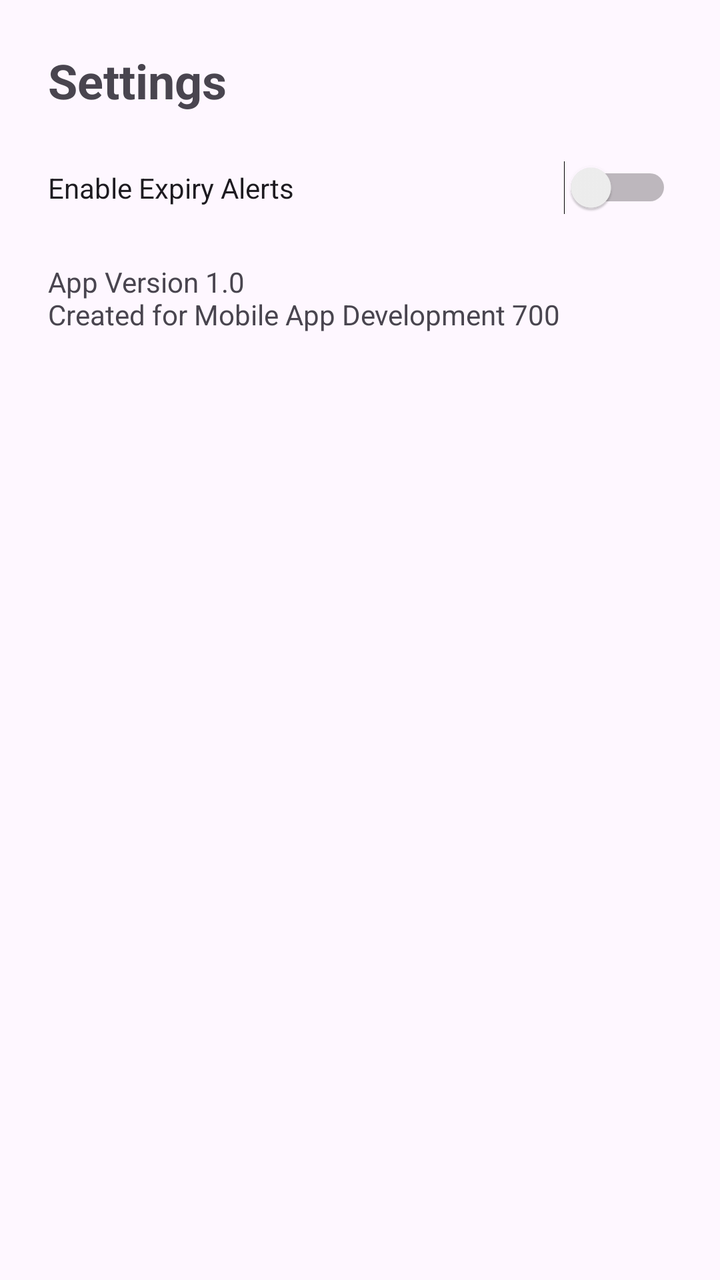
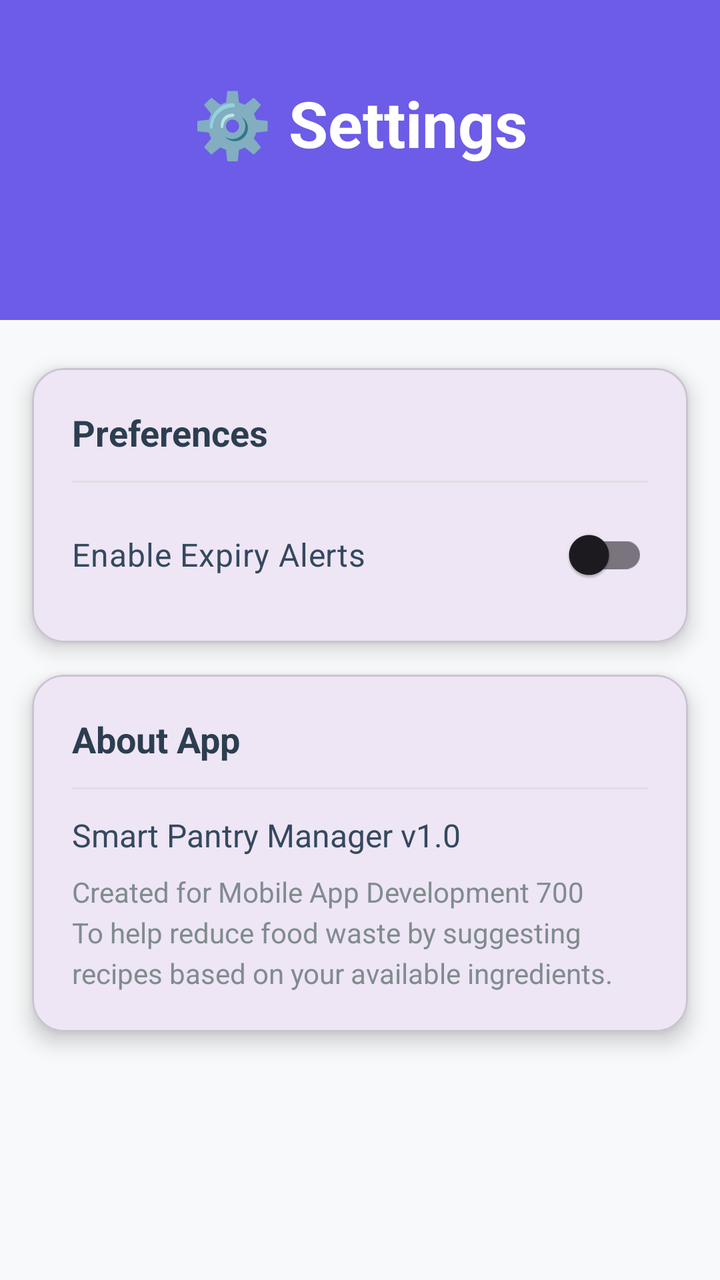

Two renders of the same Android screen: before a commit and after it. Below are the layout's source before the change and the commit's diff.
<!-- AndroidManifest.xml: application theme Theme.SmartPantryManager -->
<!-- res/layout/fragment_settings.xml -->
<?xml version="1.0" encoding="utf-8"?>
<LinearLayout xmlns:android="http://schemas.android.com/apk/res/android"
    android:layout_width="match_parent"
    android:layout_height="match_parent"
    android:orientation="vertical"
    android:padding="24dp">

    <TextView
        android:layout_width="wrap_content"
        android:layout_height="wrap_content"
        android:text="Settings"
        android:textSize="24sp"
        android:textStyle="bold" />

    <Switch
        android:id="@+id/switchExpiry"
        android:layout_width="match_parent"
        android:layout_height="wrap_content"
        android:layout_marginTop="24dp"
        android:text="Enable Expiry Alerts" />

    <TextView
        android:layout_width="match_parent"
        android:layout_height="wrap_content"
        android:layout_marginTop="24dp"
        android:text="App Version 1.0\nCreated for Mobile App Development 700"
        android:textSize="14sp" />

</LinearLayout>
<!-- resources referenced by this layout -->
<resources>
  <style name="Theme.SmartPantryManager" parent="Base.Theme.SmartPantryManager" />
  <style name="Base.Theme.SmartPantryManager" parent="Theme.Material3.DayNight.NoActionBar">
          
          
      </style>
</resources>

<!-- the commit's change to res/layout/fragment_settings.xml (unified diff, before → after) -->
@@ -1,29 +1,120 @@
 <?xml version="1.0" encoding="utf-8"?>
-<LinearLayout xmlns:android="http://schemas.android.com/apk/res/android"
+<androidx.constraintlayout.widget.ConstraintLayout xmlns:android="http://schemas.android.com/apk/res/android"
+    xmlns:app="http://schemas.android.com/apk/res-auto"
     android:layout_width="match_parent"
     android:layout_height="match_parent"
-    android:orientation="vertical"
-    android:padding="24dp">
+    android:background="#F8F9FA">
+
+    
+    <View
+        android:id="@+id/headerBg"
+        android:layout_width="match_parent"
+        android:layout_height="160dp"
+        android:background="#6C5CE7"
+        app:layout_constraintTop_toTopOf="parent" />
 
     <TextView
+        android:id="@+id/tvSettingsTitle"
         android:layout_width="wrap_content"
         android:layout_height="wrap_content"
-        android:text="Settings"
-        android:textSize="24sp"
-        android:textStyle="bold" />
+        android:text="⚙️ Settings"
+        android:textColor="#FFFFFF"
+        android:textSize="32sp"
+        android:textStyle="bold"
+        android:layout_marginTop="40dp"
+        app:layout_constraintEnd_toEndOf="parent"
+        app:layout_constraintStart_toStartOf="parent"
+        app:layout_constraintTop_toTopOf="parent" />
 
-    <Switch
-        android:id="@+id/switchExpiry"
+    
+    <com.google.android.material.card.MaterialCardView
+        android:id="@+id/cardPreferences"
         android:layout_width="match_parent"
         android:layout_height="wrap_content"
+        android:layout_marginHorizontal="16dp"
         android:layout_marginTop="24dp"
-        android:text="Enable Expiry Alerts" />
+        app:cardCornerRadius="16dp"
+        app:cardElevation="6dp"
+        app:layout_constraintTop_toBottomOf="@id/headerBg">
 
-    <TextView
+        <LinearLayout
+            android:layout_width="match_parent"
+            android:layout_height="wrap_content"
+            android:orientation="vertical"
+            android:padding="20dp">
+
+            <TextView
+                android:layout_width="wrap_content"
+                android:layout_height="wrap_content"
+                android:text="Preferences"
+                android:textColor="#2C3E50"
+                android:textSize="18sp"
+                android:textStyle="bold" />
+
+            <View
+                android:layout_width="match_parent"
+                android:layout_height="1dp"
+                android:background="#E0E0E0"
+                android:layout_marginVertical="12dp" />
+
+            <com.google.android.material.switchmaterial.SwitchMaterial
+                android:id="@+id/switchExpiry"
+                android:layout_width="match_parent"
+                android:layout_height="wrap_content"
+                android:text="Enable Expiry Alerts"
+                android:textColor="#34495E"
+                android:textSize="16sp" />
+
+        </LinearLayout>
+    </com.google.android.material.card.MaterialCardView>
+
+    
+    <com.google.android.material.card.MaterialCardView
         android:layout_width="match_parent"
         android:layout_height="wrap_content"
-        android:layout_marginTop="24dp"
-        android:text="App Version 1.0\nCreated for Mobile App Development 700"
-        android:textSize="14sp" />
+        android:layout_marginHorizontal="16dp"
+        android:layout_marginTop="16dp"
+        app:cardCornerRadius="16dp"
+        app:cardElevation="6dp"
+        app:layout_constraintTop_toBottomOf="@id/cardPreferences">
 
-</LinearLayout>
+        <LinearLayout
+            android:layout_width="match_parent"
+            android:layout_height="wrap_content"
+            android:orientation="vertical"
+            android:padding="20dp">
+
+            <TextView
+                android:layout_width="wrap_content"
+                android:layout_height="wrap_content"
+                android:text="About App"
+                android:textColor="#2C3E50"
+                android:textSize="18sp"
+                android:textStyle="bold" />
+
+            <View
+                android:layout_width="match_parent"
+                android:layout_height="1dp"
+                android:background="#E0E0E0"
+                android:layout_marginVertical="12dp" />
+
+            <TextView
+                android:layout_width="match_parent"
+                android:layout_height="wrap_content"
+                android:text="Smart Pantry Manager v1.0"
+                android:textColor="#34495E"
+                android:textSize="16sp" />
+
+            <TextView
+                android:layout_width="match_parent"
+                android:layout_height="wrap_content"
+                android:layout_marginTop="8dp"
+                android:text="Created for Mobile App Development 700\nTo help reduce food waste by suggesting recipes based on your available ingredients."
+                android:textColor="#7F8C8D"
+                android:textSize="14sp"
+                android:lineSpacingExtra="4dp" />
+
+        </LinearLayout>
+    </com.google.android.material.card.MaterialCardView>
+
+</androidx.constraintlayout.widget.ConstraintLayout>
